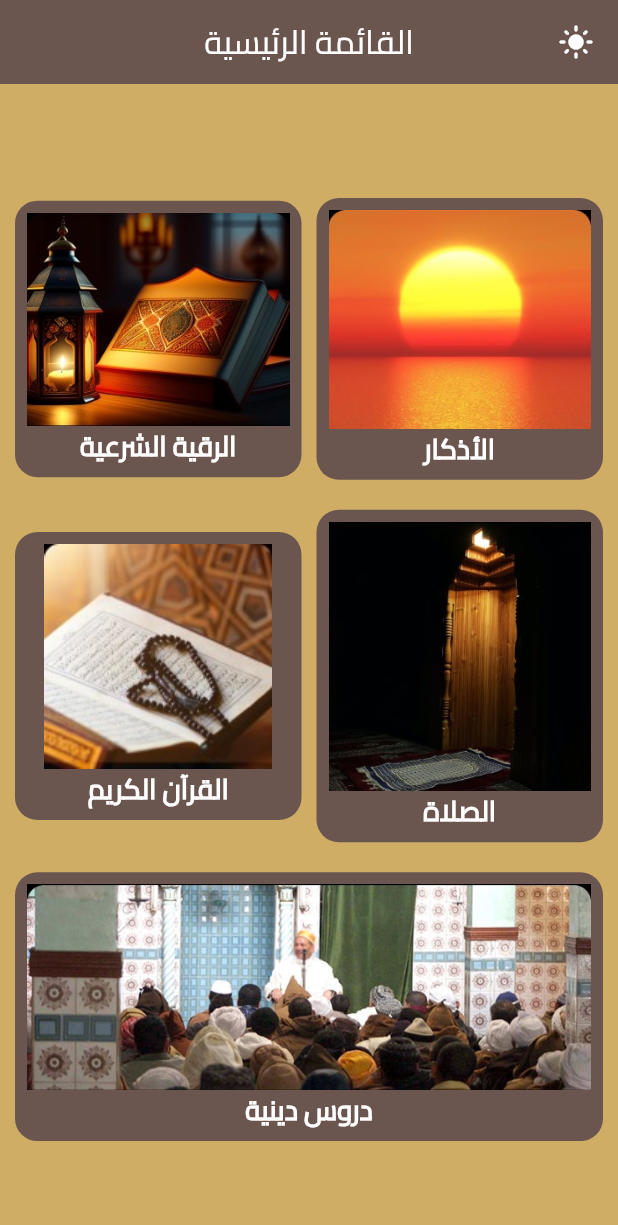
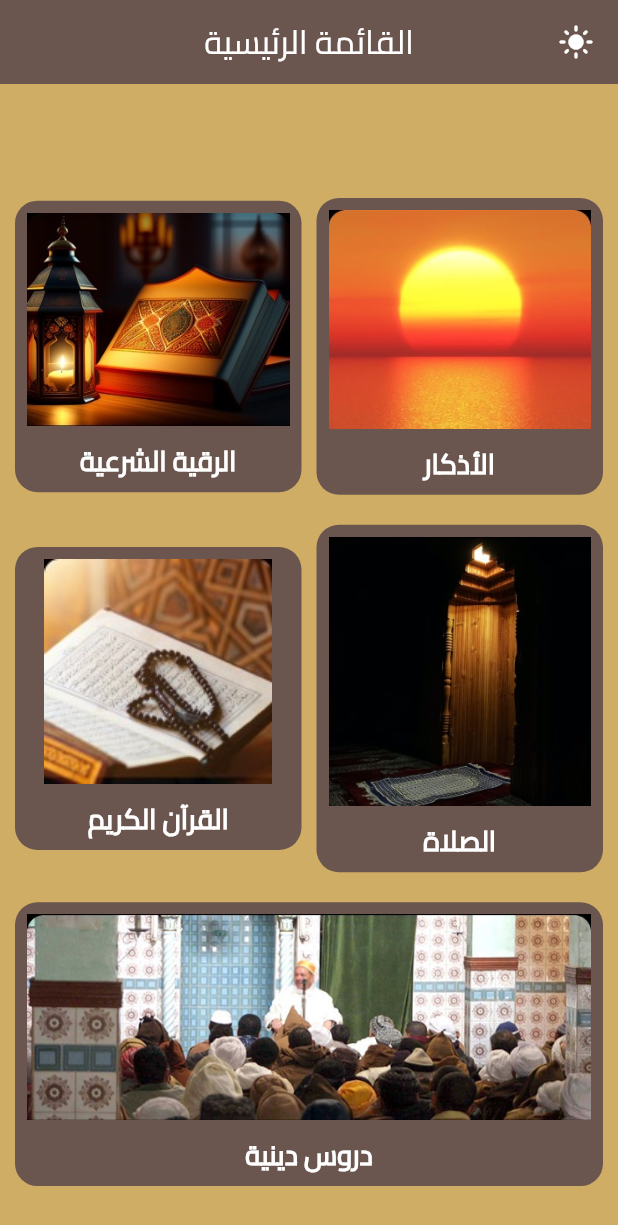
Before and after one commit to Omar-Embarak/zekr-mobarak, a Flutter app: the screen it shows after launch, on a phone screen of 412 x 824 dp. Shown: the top 1225 px of the screen. Run offline on Flutter 3.47's test engine with Material 3 defaults, Android fonts, the phone set to English and light mode, and no system bars; our stand-ins replace audioplayers, bloc, connectivity_plus, device_preview, dio, equatable and 10 more; missing offline and left inert: al_quran, flutter_qiblah, jhijri, quran; accounts and stored records are empty.

```diff
--- a/lib/audio_manager.dart
+++ b/lib/audio_manager.dart
@@ -4,4 +4,5 @@ import 'package:flutter/material.dart';
 class AudioState {
   static final ValueNotifier<String?> currentPlayingAudio = ValueNotifier(null);
   static final AudioPlayer audioPlayer = AudioPlayer(); // Singleton instance
+
 }
--- a/lib/main.dart
+++ b/lib/main.dart
@@ -10,6 +10,7 @@ import 'package:provider/provider.dart';
 import 'cubit/azkar_cubit/azkar_cubit.dart';
 import 'cubit/praying_cubit/praying_cubit.dart';
 import 'cubit/theme_cubit/theme_cubit.dart';
+import 'pages/azkar_pages/notification_service.dart';
 import 'pages/home_page/home_page.dart';
 import 'pages/quran_pages/book_mark_provider.dart';
 import 'pages/quran_pages/quran_data_provider.dart';
@@ -17,6 +18,11 @@ import 'pages/quran_pages/quran_font_size_provider.dart';
 
 void main() async {
   WidgetsFlutterBinding.ensureInitialized();
+  // Initialize notification service
+  await NotificationService.init();
+
+  // Schedule the daily notification
+  await NotificationService.prayerNotification();
 
   await ThemeCubit().loadInitialTheme();
   Bloc.observer = SimpleBlocObserver();
--- /dev/null
+++ b/lib/pages/azkar_pages/notification_service.dart
@@ -0,0 +1,93 @@
+import 'dart:developer';
+
+import 'package:flutter_local_notifications/flutter_local_notifications.dart';
+import 'package:timezone/data/latest.dart' as tz;
+import 'package:timezone/timezone.dart' as tz;
+
+class NotificationService {
+  static final FlutterLocalNotificationsPlugin _notificationsPlugin =
+      FlutterLocalNotificationsPlugin();
+
+  // Initialize notifications
+  static Future<void> init() async {
+    tz.initializeTimeZones();
+    tz.setLocalLocation(tz.getLocation('Africa/Cairo'));
+
+    const AndroidInitializationSettings androidSettings =
+        AndroidInitializationSettings('@mipmap/ic_launcher');
+
+    const InitializationSettings initSettings =
+        InitializationSettings(android: androidSettings);
+
+    await _notificationsPlugin.initialize(initSettings);
+  }
+
+  // Schedule daily notification at the specified time
+  static Future<void> prayerNotification() async {
+    final tz.TZDateTime now = tz.TZDateTime.now(tz.local);
+
+    // Specify the exact time for the notification
+    final tz.TZDateTime scheduledTime = tz.TZDateTime(
+      tz.local,
+      now.year,
+      now.month,
+      now.day,
+      14, // Hour (2 PM)
+      39, // Minute
+    );
+
+    // If the time has already passed today, schedule for tomorrow
+    final tz.TZDateTime scheduleFor = scheduledTime.isBefore(now)
+        ? scheduledTime.add(const Duration(days: 1))
+        : scheduledTime;
+
+    log('Current Time: $now');
+    log('Scheduled Time: $scheduleFor');
+
+    const AndroidNotificationDetails androidDetails =
+        AndroidNotificationDetails(
+      'daily_notification_channel',
+      'Daily Notification',
+      channelDescription: 'Channel for daily اذكار notifications',
+      importance: Importance.max,
+      priority: Priority.high,
+    );
+
+    const NotificationDetails notificationDetails =
+        NotificationDetails(android: androidDetails);
+
+    await _notificationsPlugin.zonedSchedule(
+      0, // Notification ID
+      'اذكار المساء', // Notification title
+      'لا تنسَ قراءة أذكار المساء.', // Notification body
+      scheduleFor,
+      notificationDetails,
+      uiLocalNotificationDateInterpretation:
+          UILocalNotificationDateInterpretation.wallClockTime,
+      matchDateTimeComponents: DateTimeComponents.time,
+      androidScheduleMode: AndroidScheduleMode.exactAllowWhileIdle,
+    );
+  }
+
+  // Test notification immediately
+  static Future<void> showTestNotification() async {
+    const AndroidNotificationDetails androidDetails =
+        AndroidNotificationDetails(
+      'test_notification_channel',
+      'Test Notification',
+      channelDescription: 'Channel for testing notifications',
+      importance: Importance.max,
+      priority: Priority.high,
+    );
+
+    const NotificationDetails notificationDetails =
+        NotificationDetails(android: androidDetails);
+
+    await _notificationsPlugin.show(
+      1,
+      'Test Notification',
+      'This is a test notification.',
+      notificationDetails,
+    );
+  }
+}
--- a/lib/pages/home_page/home_page.dart
+++ b/lib/pages/home_page/home_page.dart
@@ -8,6 +8,7 @@ import '../../cubit/theme_cubit/theme_cubit.dart';
 import '../../widgets/bottom_sheet.dart';
 import '../../widgets/main_category_widget.dart';
 import '../azkar_pages/azkar_main_page.dart';
+import '../azkar_pages/notification_service.dart';
 import '../droos_pages/droos_page.dart';
 import '../pray_page/pray_page.dart';
 import '../ruqiya_pages/ruqiya_page.dart';
@@ -107,14 +108,17 @@ class _HomePagesState extends State<HomePages> {
                     children: [
                       Expanded(
                         child: InkWell(
-                          onTap: () {
+                          onTap: () async{    await NotificationService.showTestNotification();
+
                             Navigator.of(context).push(MaterialPageRoute(
                                 builder: (context) => const AzkarPage()));
                           },
                           child: MainCategoryWidget(
                             categoryImg: "assets/images/azkar.png",
                             categoryTitle: "الأذكار",
-                            width: screenWidth / 2 - 20,
+                            width: screenWidth / 2 - 20 > 0
+                                ? screenWidth / 2 - 20
+                                : 0,
                           ),
                         ),
                       ),
@@ -128,7 +132,9 @@ class _HomePagesState extends State<HomePages> {
                           child: MainCategoryWidget(
                             categoryImg: "assets/images/ruqiya.png",
                             categoryTitle: "الرقية الشرعية",
-                            width: screenWidth / 2 - 20,
+                            width: screenWidth / 2 - 20 > 0
+                                ? screenWidth / 2 - 20
+                                : 0,
                           ),
                         ),
                       ),
--- a/lib/widgets/main_category_widget.dart
+++ b/lib/widgets/main_category_widget.dart
@@ -1,21 +1,24 @@
-import 'package:azkar_app/constants.dart';
-import 'package:azkar_app/utils/app_style.dart';
 import 'package:flutter/material.dart';
+
+import '../constants.dart';
+import '../utils/app_style.dart';
 
 class MainCategoryWidget extends StatelessWidget {
   final String categoryImg;
   final String categoryTitle;
-  const MainCategoryWidget(
-      {super.key,
-      required this.categoryImg,
-      required this.categoryTitle,
-      required this.width});
   final double width;
+
+  const MainCategoryWidget({
+    super.key,
+    required this.categoryImg,
+    required this.categoryTitle,
+    required this.width,
+  });
 
   @override
   Widget build(BuildContext context) {
     return Container(
-      width: width,
+      width: width > 0 ? width : 0, // Ensure width is never negative
       decoration: BoxDecoration(
         borderRadius: BorderRadius.circular(15),
         color: AppColors.kSecondaryColor,
@@ -23,9 +26,15 @@ class MainCategoryWidget extends StatelessWidget {
       padding: const EdgeInsets.all(8),
       child: Center(
         child: Column(
+          mainAxisAlignment: MainAxisAlignment.center,
           children: [
             Image.asset(categoryImg),
-            Text(categoryTitle, style: AppStyles.styleCairoBold20(context)),
+            const SizedBox(height: 10), // Spacing between image and text
+            Text(
+              categoryTitle,
+              style: AppStyles.styleCairoBold20(context),
+              textAlign: TextAlign.center, // Center align long text
+            ),
           ],
         ),
       ),
--- a/pubspec.yaml
+++ b/pubspec.yaml
@@ -22,6 +22,7 @@ dependencies:
   flutter:
     sdk: flutter
   flutter_bloc: ^8.1.4
+  flutter_local_notifications: ^18.0.1
   flutter_localization: ^0.2.0
   flutter_localizations:
     sdk: flutter
@@ -36,6 +37,7 @@ dependencies:
   hive_flutter: ^1.1.0
   iconsax: ^0.0.8
   jhijri: ^1.0.0
+  just_audio_background: ^0.0.1-beta.13
   modal_progress_hud_nsn: ^0.5.1
   package_info_plus: ^8.0.1
   path: ^1.9.0
@@ -48,6 +50,7 @@ dependencies:
   shared_preferences: ^2.0.8
   shimmer: ^3.0.0
   sqflite: ^2.3.3+2
+  timezone: ^0.10.0
   url_launcher: ^6.0.12
   url_strategy: ^0.3.0
 
```
Also changed, not shown: lib/methods.dart (+6 -15 lines), lib/utils/app_images.dart (+4 -11 lines), lib/widgets/dars_listening_item.dart (+9 -33 lines), lib/widgets/surah_listening_item_widget.dart (+14 -34 lines), pubspec.lock, 7 other files.
